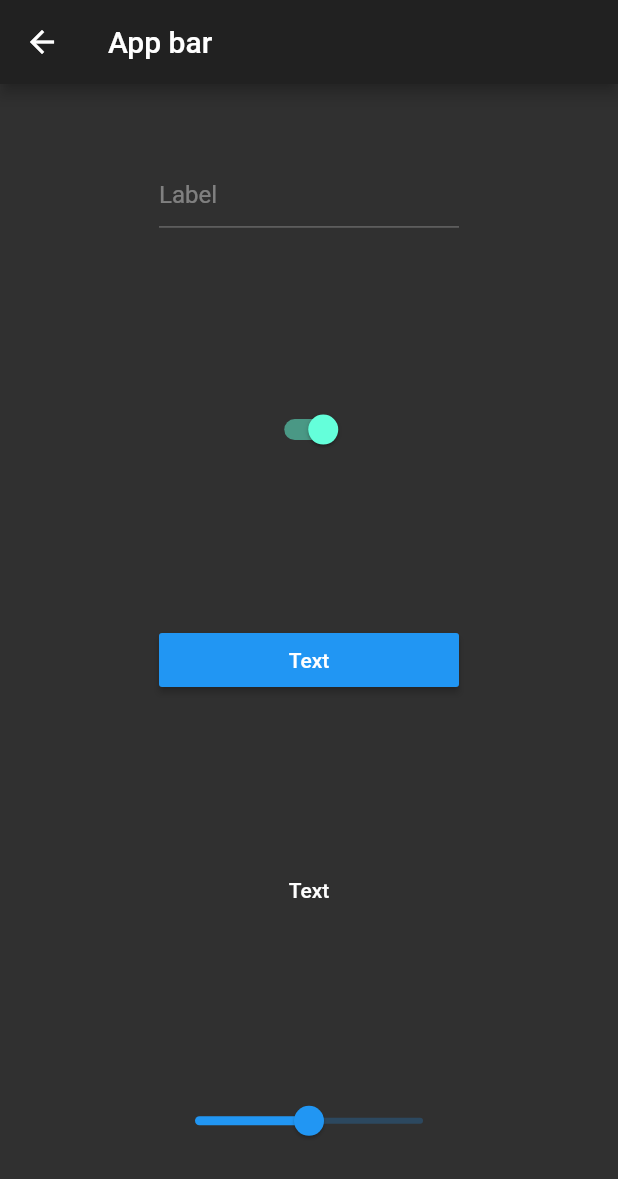
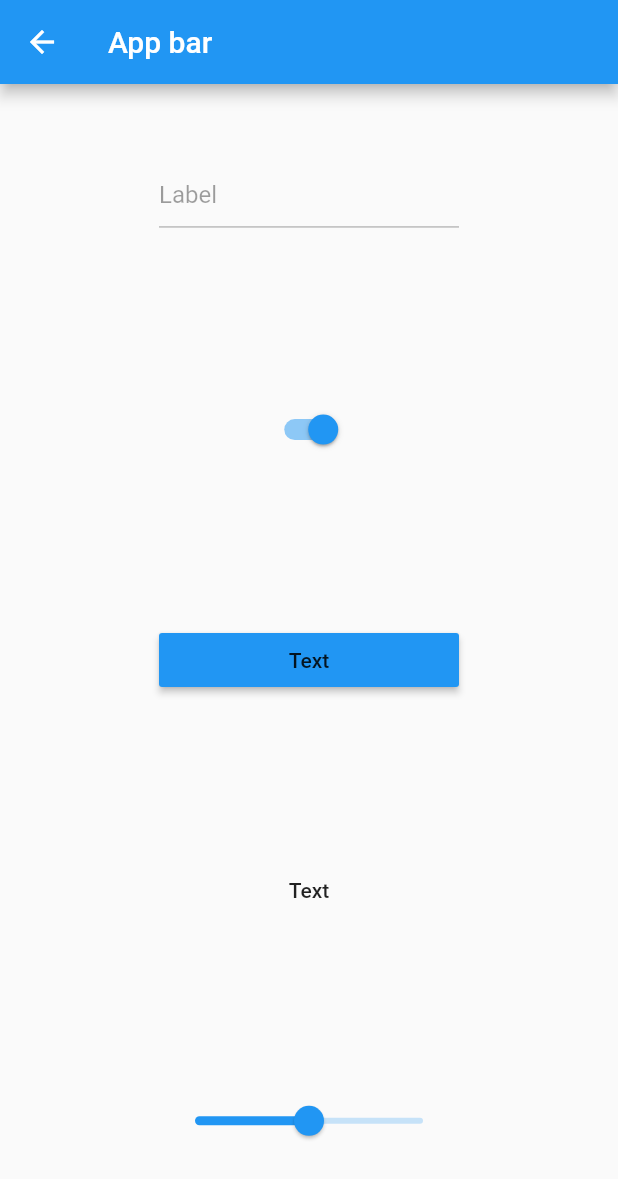
Before and after one commit to anemchinova/404fest_flutter, a Flutter app: the MaterialInterfacePage screen opened directly, on a phone screen of 412 x 824 dp. Shown: the top 1179 px of the screen. Run offline on Flutter 3.47's test engine with Material 2 defaults, Android fonts, the phone set to English and light mode, and no system bars; our stand-ins replace cached_network_image, flutter_svg, scrollable_positioned_list, sliver_tools.

Commit message:
Polish native UIs

```diff
--- a/lib/native_interfaces_comparer/material_interface_page.dart
+++ b/lib/native_interfaces_comparer/material_interface_page.dart
@@ -6,7 +6,11 @@ class MaterialInterfacePage extends StatelessWidget {
 
   @override
   Widget build(BuildContext context) {
-    return Scaffold(
+    return Theme(
+      data: ThemeData(
+        brightness: Brightness.light,
+      ),
+      child: Scaffold(
         appBar: AppBar(
           title: const Text('App bar'),
         ),
@@ -56,6 +60,7 @@ class MaterialInterfacePage extends StatelessWidget {
             ),
           ),
         ),
+      ),
     );
   }
 }
```
Also changed, not shown: lib/native_interfaces_comparer/cupertino_interface_page.dart (+9 -2 lines). Lines whose indentation alone changed are shown as unchanged.
